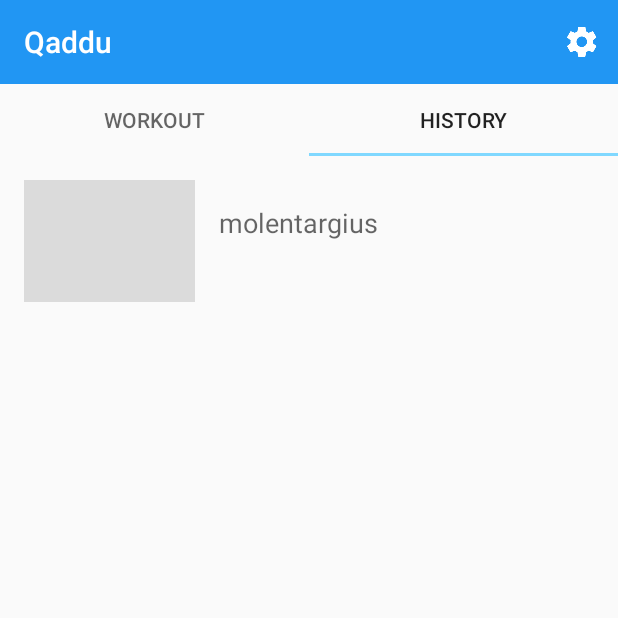
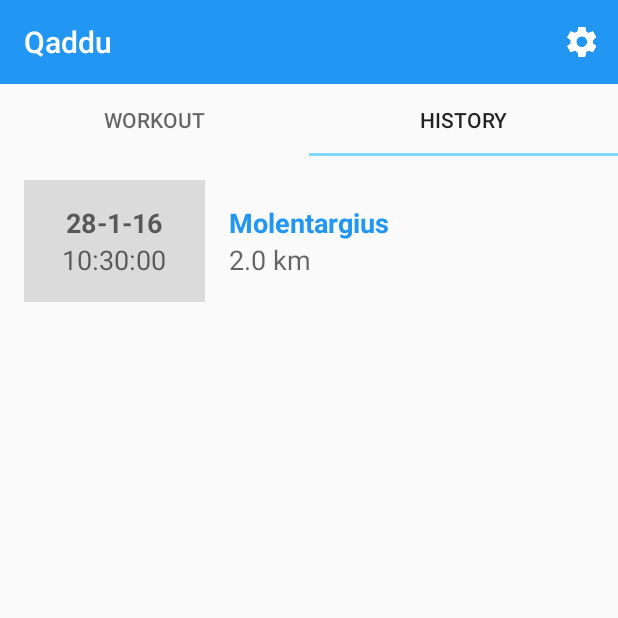
Before and after one commit to stefanolande/Qaddu, an Android app: the screen it shows after launch (MainActivity), tab 2 chosen, on a phone screen of 412 x 824 dp, the top half of it. Run offline under Robolectric (Android 15) with nearby library versions, the phone set to English and light mode, and no system bars; our stand-ins replace ButterKnife.

Commit message:
Updated workout history

```diff
--- a/app/src/main/java/so2/unica/qaddu/MainActivity.java
+++ b/app/src/main/java/so2/unica/qaddu/MainActivity.java
@@ -28,62 +28,13 @@ import so2.unica.qaddu.quadduFragments.Workout;
 
 public class MainActivity extends AppCompatActivity {
 
-    public class SamplePagerAdapter extends FragmentStatePagerAdapter {
-        public SamplePagerAdapter(FragmentManager fm) {
-            super(fm);
-        }
-
-        @Override
-        public Fragment getItem(int i) {
-            Fragment frg = new Fragment();
-            switch (i) {
-                case 0:
-                    frg = new Workout();
-                    break;
-                case 1:
-                    frg = new History();
-                    break;
-            }
-
-            return frg;
-
-        }
-
-        @Override
-        public int getCount() {
-            return 2;
-        }
-
-        @Override
-        public CharSequence getPageTitle(int position) {
-            String title = "";
-
-            switch (position) {
-                case 0:
-                    title = getResources().getString(R.string.title_fragment_workout);
-                    break;
-                case 1:
-                    title = getResources().getString(R.string.title_fragment_history);
-                    break;
-            }
-
-            return title;
-
-        }
-    }
-
-
     SamplePagerAdapter mSamplePagerAdapter;
-
     @Bind(R.id.pager)
     ViewPager mViewPager;
-
     @Bind(R.id.tab_layout)
     TabLayout mTabLayout;
-
     @Bind(R.id.tool_bar)
     Toolbar mToolBar;
-
     Menu mMenu;
 
     @Override
@@ -103,7 +54,7 @@ public class MainActivity extends AppCompatActivity {
         gianni.setTotalTime(54545454l);
         gianni.setStart(new Date());
         gianni.setDistance(2300.6);
-        gianni.setName("molentargius");
+        gianni.setName("Molentargius");
 
         DatabaseHelper.getIstance().addData(gianni, WorkoutItem.class);
 
@@ -182,4 +133,48 @@ public class MainActivity extends AppCompatActivity {
 
         return super.onOptionsItemSelected(item);
     }
+
+    public class SamplePagerAdapter extends FragmentStatePagerAdapter {
+        public SamplePagerAdapter(FragmentManager fm) {
+            super(fm);
+        }
+
+        @Override
+        public Fragment getItem(int i) {
+            Fragment frg = new Fragment();
+            switch (i) {
+                case 0:
+                    frg = new Workout();
+                    break;
+                case 1:
+                    frg = new History();
+                    break;
+            }
+
+            return frg;
+
+        }
+
+        @Override
+        public int getCount() {
+            return 2;
+        }
+
+        @Override
+        public CharSequence getPageTitle(int position) {
+            String title = "";
+
+            switch (position) {
+                case 0:
+                    title = getResources().getString(R.string.title_fragment_workout);
+                    break;
+                case 1:
+                    title = getResources().getString(R.string.title_fragment_history);
+                    break;
+            }
+
+            return title;
+
+        }
+    }
 }
--- a/app/src/main/java/so2/unica/qaddu/quadduFragments/History.java
+++ b/app/src/main/java/so2/unica/qaddu/quadduFragments/History.java
@@ -12,6 +12,7 @@ import android.widget.ArrayAdapter;
 import android.widget.ListView;
 import android.widget.TextView;
 
+import java.text.SimpleDateFormat;
 import java.util.List;
 
 import butterknife.Bind;
@@ -57,12 +58,20 @@ public class History extends Fragment {
                     if (convertView == null) {
                         convertView = LayoutInflater.from(getContext()).inflate(R.layout.item_workout_list, parent, false);
                     }
-                    ((TextView) convertView.findViewById(R.id.tvWorkoutName)).setText(getItem(position).getName());
-                /*TextView text2 = (TextView) convertView.findViewById(android.R.id.text2);
+                    WorkoutItem workoutItem = getItem(position);
+                    SimpleDateFormat dateFormat = new SimpleDateFormat("d-M-yy");
+                    String startDate = dateFormat.format(workoutItem.getStart());
 
-                int pos = messages.size() - 1 - position;
-                text1.setText(messages.get(pos).getTitle());
-                text2.setText(messages.get(pos).getDescription());*/
+                    dateFormat = new SimpleDateFormat("HH:mm:ss");
+                    String startTime = dateFormat.format(workoutItem.getStart());
+
+                    Double km = Math.floor(workoutItem.getDistance() / 1000);
+
+                    ((TextView) convertView.findViewById(R.id.tvWorkoutName)).setText(workoutItem.getName());
+                    ((TextView) convertView.findViewById(R.id.tvWorkoutDate)).setText(startDate);
+                    ((TextView) convertView.findViewById(R.id.tvWorkoutTime)).setText(startTime);
+                    ((TextView) convertView.findViewById(R.id.tvWorkoutDuration)).setText(km + " km");
+
                     return convertView;
                 }
             };
@@ -71,9 +80,9 @@ public class History extends Fragment {
                 @Override
                 public void onItemClick(AdapterView<?> parent, View view, int position, long id) {
                     Intent mainIntent = new Intent(getActivity(), WorkoutDetail.class);
-                Bundle bundle = new Bundle();
-                bundle.putInt("WorkoutID", workouts.get(position).getId());
-                mainIntent.putExtras(bundle);
+                    Bundle bundle = new Bundle();
+                    bundle.putInt("WorkoutID", workouts.get(position).getId());
+                    mainIntent.putExtras(bundle);
                     getActivity().startActivity(mainIntent);
                 }
             });
--- a/app/src/main/res/layout/item_workout_list.xml
+++ b/app/src/main/res/layout/item_workout_list.xml
@@ -1,57 +1,62 @@
 <?xml version="1.0" encoding="utf-8"?>
 <LinearLayout xmlns:android="http://schemas.android.com/apk/res/android"
+    xmlns:tools="http://schemas.android.com/tools"
     android:layout_width="match_parent"
     android:layout_height="match_parent"
-    xmlns:tools="http://schemas.android.com/tools"
     android:orientation="horizontal"
     android:weightSum="1"
     >
 
     <LinearLayout
-        android:padding="@dimen/default_padding"
-        android:layout_width="0dp"
+        android:layout_width="10dp"
         android:layout_height="wrap_content"
         android:layout_weight="0.3"
+        android:background="@color/QadduGray"
+        android:gravity="center_horizontal"
         android:orientation="vertical"
-        android:background="@color/QadduGray"
-        android:gravity="center_horizontal">
+        android:padding="@dimen/default_padding">
 
         <TextView
-            android:id="@+id/textView2"
+            android:id="@+id/tvWorkoutDate"
             android:layout_width="wrap_content"
             android:layout_height="wrap_content"
-            tools:text="22/07/16"
-            android:textAppearance="?android:attr/textAppearanceMedium" />
+            android:layout_gravity="center_horizontal"
+            android:textAppearance="?android:attr/textAppearanceMedium"
+            android:textStyle="bold"
+            tools:text="22/07/16" />
 
         <TextView
-            android:id="@+id/textView3"
+            android:id="@+id/tvWorkoutTime"
             android:layout_width="wrap_content"
             android:layout_height="wrap_content"
-            tools:text="10.15"
-            android:textAppearance="?android:attr/textAppearanceMedium" />
+            android:layout_gravity="center_horizontal"
+            android:textAppearance="?android:attr/textAppearanceMedium"
+            tools:text="10.15" />
 
 
     </LinearLayout>
 
     <LinearLayout
-        android:padding="@dimen/default_padding"
         android:layout_width="0dp"
         android:layout_height="wrap_content"
         android:layout_weight="0.7"
-        android:orientation="vertical">
+        android:orientation="vertical"
+        android:padding="@dimen/default_padding">
 
         <TextView
             android:id="@+id/tvWorkoutName"
             android:layout_width="wrap_content"
             android:layout_height="wrap_content"
-            tools:text="Nome allenamento"
-            android:textAppearance="?android:attr/textAppearanceMedium" />
+            android:textAppearance="?android:attr/textAppearanceMedium"
+            android:textColor="@color/colorPrimary"
+            android:textStyle="bold"
+            tools:text="Nome allenamento" />
 
         <TextView
-            android:id="@+id/textView5"
+            android:id="@+id/tvWorkoutDuration"
             android:layout_width="wrap_content"
             android:layout_height="wrap_content"
-            tools:text="Durata"
-            android:textAppearance="?android:attr/textAppearanceMedium" />
+            android:textAppearance="?android:attr/textAppearanceMedium"
+            tools:text="Durata" />
     </LinearLayout>
 </LinearLayout>
```
